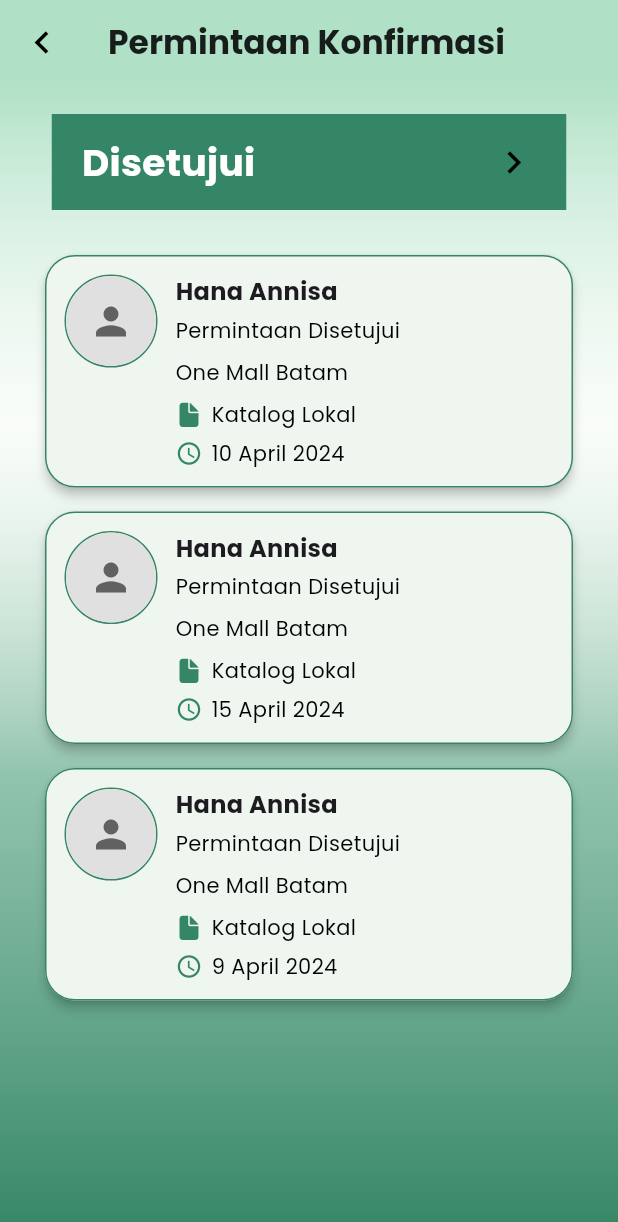
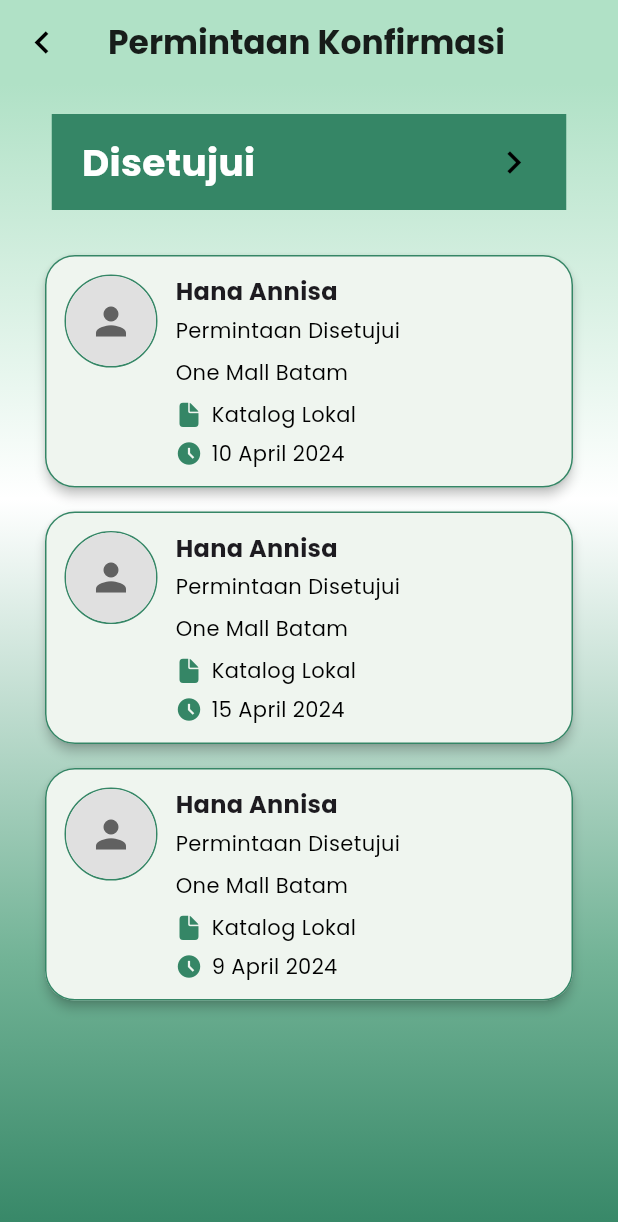
Before and after one commit to fadliaditya06/Geoportal-Mobile, a Flutter app: the PermintaanKonfirmasiScreen screen opened directly, on a phone screen of 412 x 824 dp. Shown: the top 1222 px of the screen. Run offline on Flutter 3.47's test engine with Material 3 defaults, Android fonts, the phone set to English and light mode, and no system bars; our stand-ins replace carousel_slider, curved_navigation_bar, flutter_map, google_fonts, latlong2.

Commit message:
Update Feat: Permintaan Konfirmasi Screen Change the background color

```diff
--- a/lib/screens/peta/permintaan_konfirmasi_screen.dart
+++ b/lib/screens/peta/permintaan_konfirmasi_screen.dart
@@ -40,16 +40,16 @@ class _PermintaanKonfirmasiScreenState
       // Gradien Background
       body: Container(
         width: double.infinity,
-        decoration: BoxDecoration(
+        decoration: const BoxDecoration(
           gradient: LinearGradient(
             begin: Alignment.topCenter,
             end: Alignment.bottomCenter,
-            stops: const [0.0, 0.3, 0.6, 1.0],
+            stops: [0.0, 0.36, 0.76, 1.0],
             colors: [
-              const Color(0xFFB0E1C6),
-              const Color(0xFFFFFFFF).withOpacity(0.36),
-              const Color(0xFF72B396).withOpacity(0.76),
-              const Color(0xFF358666).withOpacity(1.0),
+              Color(0xFFB0E1C6),
+              Color(0xFFFFFFFF),
+              Color(0xFF72B396),
+              Color(0xFF358666),
             ],
           ),
         ),
@@ -212,7 +212,7 @@ class _PermintaanKonfirmasiScreenState
                                     const SizedBox(height: 6),
                                     Row(
                                       children: [
-                                        const Icon(Icons.access_time,
+                                        const Icon(Icons.access_time_filled,
                                             size: 18, color: Color(0xFF358666)),
                                         const SizedBox(width: 6),
                                         Text(
```
